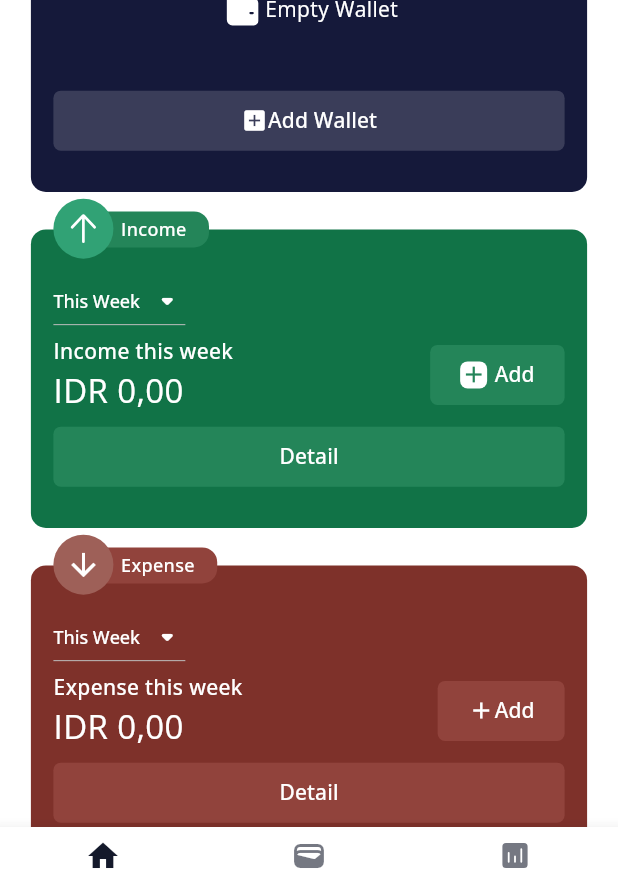
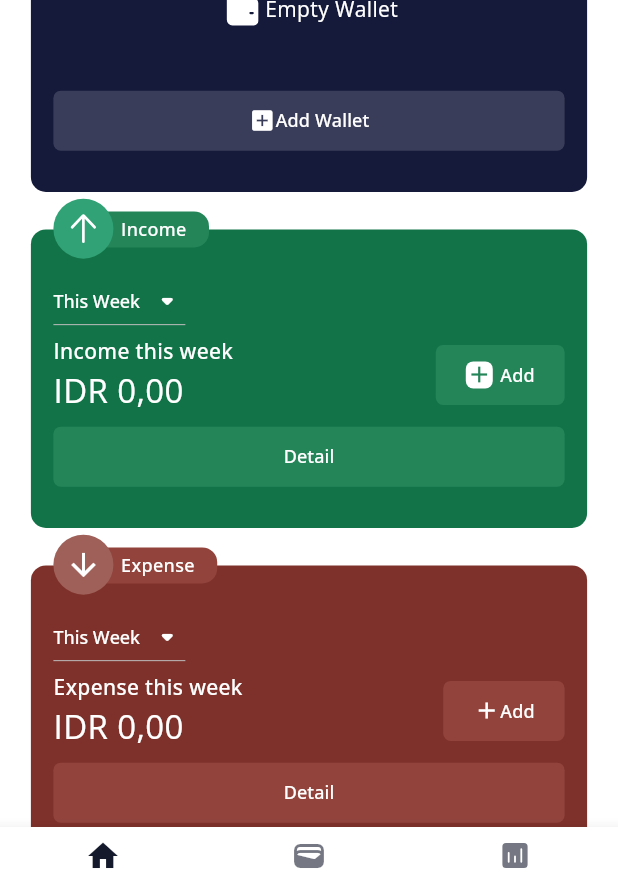
Before and after one commit to andrr64/KeuanganKu-Pro, a Flutter app: the screen it shows after launch, on a phone screen of 412 x 824 dp. Shown: the part 322-1200 px from the top of the screen. Run offline on Flutter 3.47's test engine with Material 3 defaults, Android fonts, the phone set to English and light mode, and no system bars; our stand-ins replace fl_chart, fluentui_system_icons, flutter_riverpod, hooks_riverpod, quickalert, sqflite; accounts and stored records are empty.

Commit message:
change text style

```diff
--- a/lib/frontend/components/buttons/k_button.dart
+++ b/lib/frontend/components/buttons/k_button.dart
@@ -23,7 +23,7 @@ Widget k_button(BuildContext context, void Function() onPressed, {bool withoutBg
 
   Widget isWithText(){
     if (text != null){
-      return kText(context, text, KTStyle.title, KTSType.small, color: Colors.white);
+      return kText(context, text, KTStyle.label, KTSType.medium, color: Colors.white);
     }
     return Container();
   }
```
